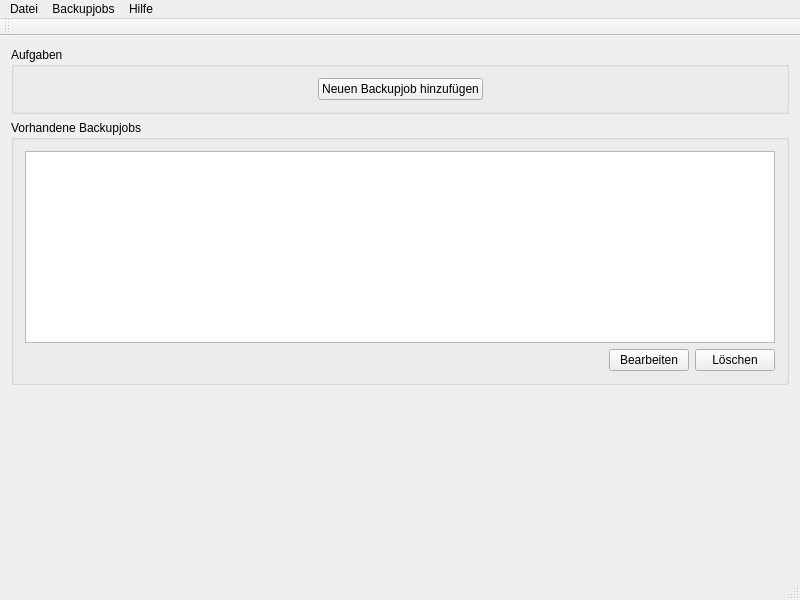
theinvisible/tiBackupUi, file mainwindow.ui: the form before one commit.
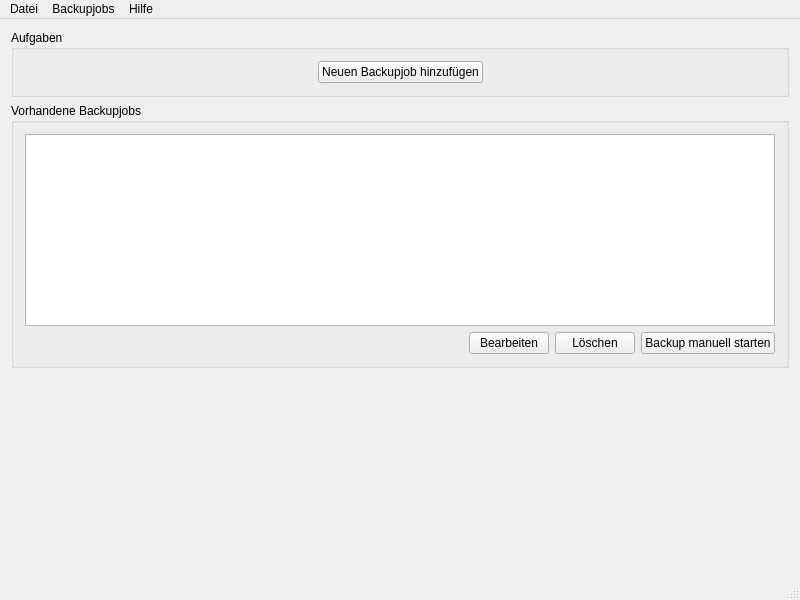
The form after the commit.

Diff of the .ui file:
```diff
--- a/mainwindow.ui
+++ b/mainwindow.ui
@@ -109,6 +109,13 @@
            </property>
           </widget>
          </item>
+         <item>
+          <widget class="QPushButton" name="btnStartManualBackup">
+           <property name="text">
+            <string>Backup manuell starten</string>
+           </property>
+          </widget>
+         </item>
         </layout>
        </item>
       </layout>
@@ -160,14 +167,6 @@
    <addaction name="menuBackupjobs"/>
    <addaction name="menuHilfe"/>
   </widget>
-  <widget class="QToolBar" name="mainToolBar">
-   <attribute name="toolBarArea">
-    <enum>TopToolBarArea</enum>
-   </attribute>
-   <attribute name="toolBarBreak">
-    <bool>false</bool>
-   </attribute>
-  </widget>
   <widget class="QStatusBar" name="statusBar"/>
   <action name="actionQuit">
    <property name="text">
```
Left out of the diff: 7 changed lines with no effect on the pictures.
